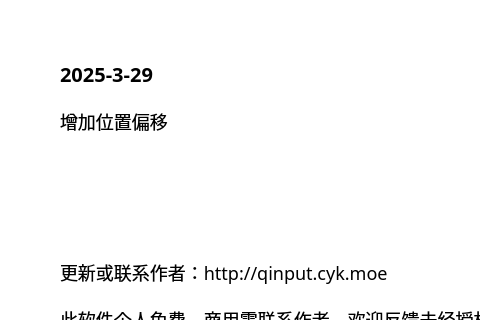
ChiyukiGana/Quickinput, file source/ui/AboutUi.ui: the form before one commit; both pictures show x 0 to 480 and y 0 to 320 of the 640 by 440 pixel window.
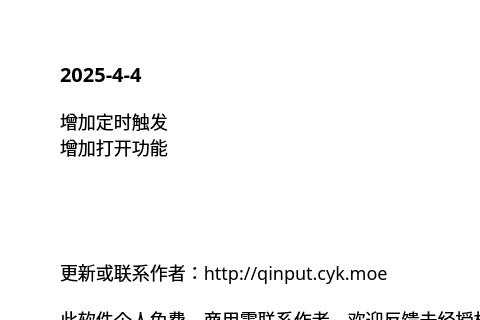
The form after the commit.

Patch:
```diff
--- a/source/ui/AboutUi.ui
+++ b/source/ui/AboutUi.ui
@@ -91,7 +91,7 @@
          <string notr="true">font-size:20px</string>
         </property>
         <property name="text">
-         <string>2025-3-29</string>
+         <string>2025-4-4</string>
         </property>
         <property name="textFormat">
          <enum>Qt::PlainText</enum>
@@ -107,7 +107,8 @@
          </sizepolicy>
         </property>
         <property name="text">
-         <string>增加位置偏移</string>
+         <string>增加定时触发
+增加打开功能</string>
         </property>
         <property name="textFormat">
          <enum>Qt::PlainText</enum>
```
